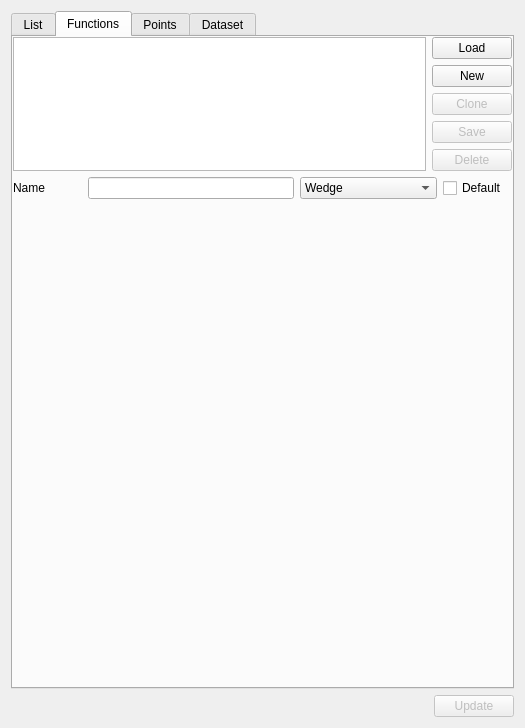
Above: Source/Applications/AppCommon/UI/qtArcFunctionControl.ui from cnsuhao/cmb before the change. Below: the same form after it.
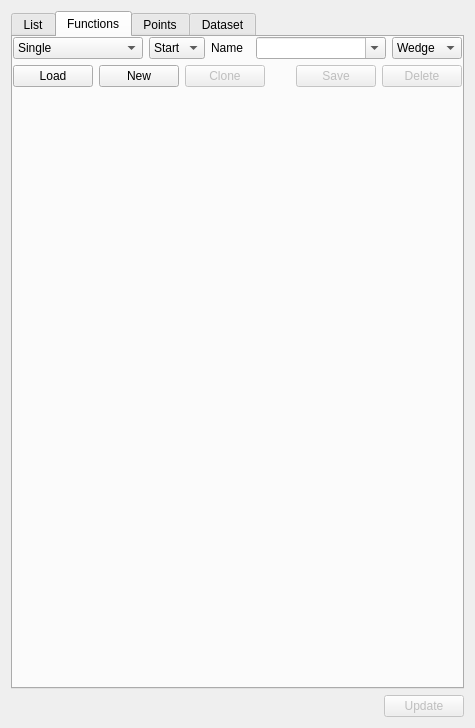
That is the form after the change.

Commit message: add new interface for function to points

```diff
--- a/Source/Applications/AppCommon/UI/qtArcFunctionControl.ui
+++ b/Source/Applications/AppCommon/UI/qtArcFunctionControl.ui
@@ -6,7 +6,7 @@
    <rect>
     <x>0</x>
     <y>0</y>
-    <width>525</width>
+    <width>475</width>
     <height>728</height>
    </rect>
   </property>
@@ -197,79 +197,68 @@
        <property name="margin">
         <number>0</number>
        </property>
-       <item>
-        <layout class="QGridLayout" name="gridLayout_4">
-         <item row="0" column="3">
-          <widget class="QPushButton" name="Load">
-           <property name="text">
-            <string>Load</string>
-           </property>
-          </widget>
-         </item>
-         <item row="1" column="3">
-          <widget class="QPushButton" name="NewFunction">
-           <property name="text">
-            <string>New</string>
-           </property>
-          </widget>
-         </item>
-         <item row="3" column="3">
-          <widget class="QPushButton" name="Save">
-           <property name="enabled">
-            <bool>false</bool>
-           </property>
-           <property name="text">
-            <string>Save</string>
-           </property>
-          </widget>
-         </item>
-         <item row="2" column="3">
-          <widget class="QPushButton" name="CloneFunction">
-           <property name="enabled">
-            <bool>false</bool>
-           </property>
-           <property name="text">
-            <string>Clone</string>
-           </property>
-          </widget>
-         </item>
-         <item row="4" column="3">
-          <widget class="QPushButton" name="DeleteFunction">
-           <property name="enabled">
-            <bool>false</bool>
-           </property>
-           <property name="text">
-            <string>Delete</string>
-           </property>
-          </widget>
-         </item>
-         <item row="0" column="0" rowspan="5">
-          <widget class="QTableWidget" name="functionTable">
-           <attribute name="horizontalHeaderVisible">
-            <bool>false</bool>
-           </attribute>
-           <attribute name="verticalHeaderVisible">
-            <bool>false</bool>
-           </attribute>
-          </widget>
-         </item>
-        </layout>
-       </item>
        <item>
         <widget class="QFrame" name="functionConfigure">
          <layout class="QGridLayout" name="gridLayout_3">
           <property name="margin">
            <number>0</number>
           </property>
+          <item row="0" column="2">
+           <widget class="QLabel" name="name">
+            <property name="text">
+             <string>Name</string>
+            </property>
+           </widget>
+          </item>
+          <item row="0" column="0">
+           <widget class="QComboBox" name="PointMode">
+            <property name="minimumSize">
+             <size>
+              <width>130</width>
+              <height>0</height>
+             </size>
+            </property>
+            <property name="maxVisibleItems">
+             <number>3</number>
+            </property>
+            <property name="maxCount">
+             <number>3</number>
+            </property>
+            <item>
+             <property name="text">
+              <string>Single</string>
+             </property>
+            </item>
+            <item>
+             <property name="text">
+              <string>End Points</string>
+             </property>
+            </item>
+            <item>
+             <property name="text">
+              <string>Selected Points</string>
+             </property>
+            </item>
+           </widget>
+          </item>
+          <item row="3" column="0" colspan="7">
+           <widget class="QFrame" name="functionControlArea">
+            <property name="minimumSize">
+             <size>
+              <width>0</width>
+              <height>100</height>
+             </size>
+            </property>
+           </widget>
+          </item>
           <item row="0" column="6">
-           <widget class="QCheckBox" name="isDefault">
-            <property name="text">
-             <string>Default</string>
-            </property>
-           </widget>
-          </item>
-          <item row="0" column="4" colspan="2">
            <widget class="QComboBox" name="FunctionType">
+            <property name="maximumSize">
+             <size>
+              <width>80</width>
+              <height>16777215</height>
+             </size>
+            </property>
             <item>
              <property name="text">
               <string>Wedge</string>
@@ -282,25 +271,105 @@
             </item>
            </widget>
           </item>
-          <item row="0" column="0">
-           <widget class="QLabel" name="name">
-            <property name="text">
-             <string>Name</string>
-            </property>
-           </widget>
-          </item>
           <item row="1" column="0" colspan="7">
-           <widget class="QFrame" name="functionControlArea">
-            <property name="minimumSize">
+           <layout class="QHBoxLayout" name="horizontalLayout_3">
+            <item>
+             <widget class="QPushButton" name="Load">
+              <property name="text">
+               <string>Load</string>
+              </property>
+             </widget>
+            </item>
+            <item>
+             <widget class="QPushButton" name="NewFunction">
+              <property name="text">
+               <string>New</string>
+              </property>
+             </widget>
+            </item>
+            <item>
+             <widget class="QPushButton" name="CloneFunction">
+              <property name="enabled">
+               <bool>false</bool>
+              </property>
+              <property name="text">
+               <string>Clone</string>
+              </property>
+             </widget>
+            </item>
+            <item>
+             <spacer name="horizontalSpacer">
+              <property name="orientation">
+               <enum>Qt::Horizontal</enum>
+              </property>
+              <property name="sizeHint" stdset="0">
+               <size>
+                <width>40</width>
+                <height>20</height>
+               </size>
+              </property>
+             </spacer>
+            </item>
+            <item>
+             <widget class="QPushButton" name="Save">
+              <property name="enabled">
+               <bool>false</bool>
+              </property>
+              <property name="text">
+               <string>Save</string>
+              </property>
+             </widget>
+            </item>
+            <item>
+             <widget class="QPushButton" name="DeleteFunction">
+              <property name="enabled">
+               <bool>false</bool>
+              </property>
+              <property name="text">
+               <string>Delete</string>
+              </property>
+             </widget>
+            </item>
+           </layout>
+          </item>
+          <item row="0" column="1">
+           <widget class="QComboBox" name="EndPointDisplayed">
+            <property name="maximumSize">
+             <size>
+              <width>65</width>
+              <height>16777215</height>
+             </size>
+            </property>
+            <property name="maxVisibleItems">
+             <number>2</number>
+            </property>
+            <property name="maxCount">
+             <number>2</number>
+            </property>
+            <property name="iconSize">
              <size>
               <width>0</width>
-              <height>100</height>
+              <height>0</height>
              </size>
             </property>
+            <item>
+             <property name="text">
+              <string>Start</string>
+             </property>
+            </item>
+            <item>
+             <property name="text">
+              <string>End</string>
+             </property>
+            </item>
            </widget>
           </item>
-          <item row="0" column="1" colspan="3">
-           <widget class="QLineEdit" name="functionName"/>
+          <item row="0" column="3" colspan="3">
+           <widget class="QComboBox" name="FunctionName">
+            <property name="editable">
+             <bool>true</bool>
+            </property>
+           </widget>
           </item>
          </layout>
         </widget>
```
Left out of the diff: 7 changed lines with no effect on the pictures. The commit also changes 4 other files.
